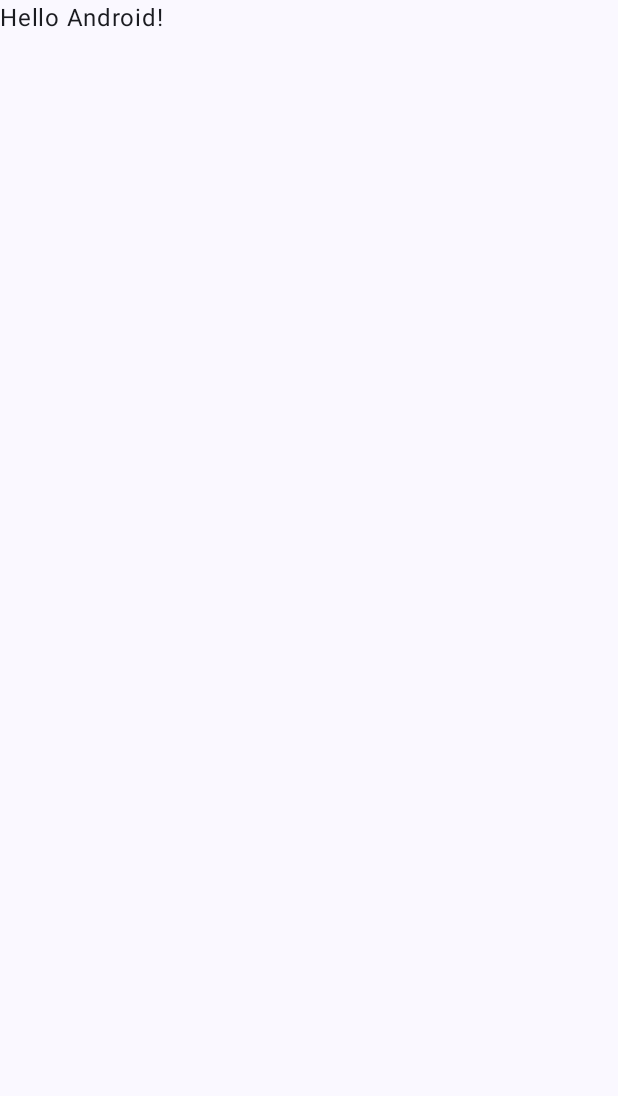
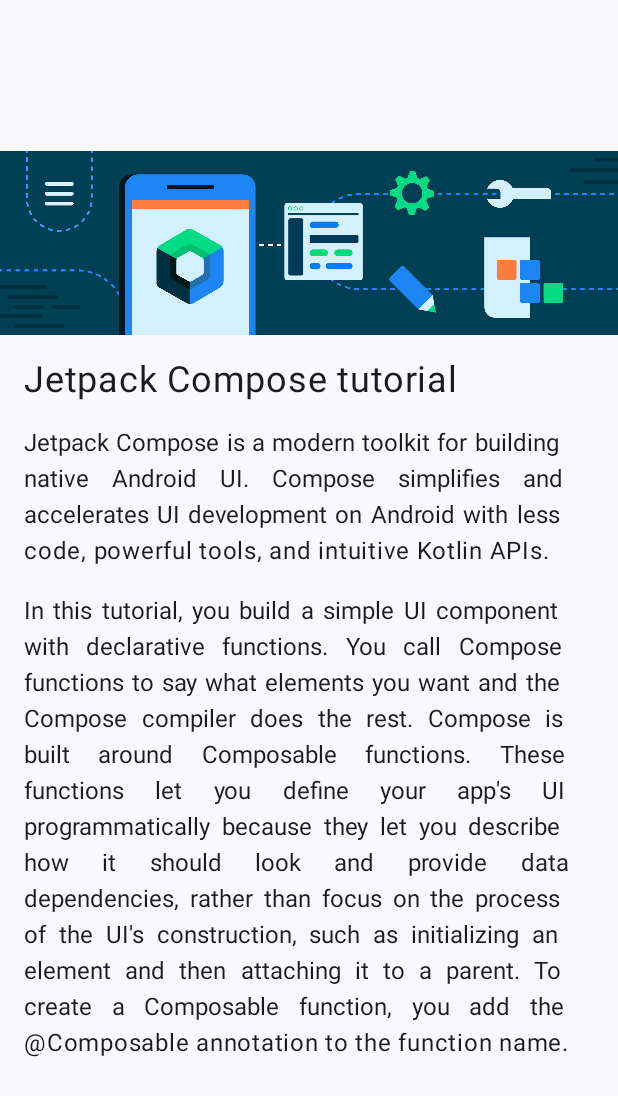
Before and after one commit to JeremyZA-tech/Articulo_de_Compose, an Android app built with Jetpack Compose: the screen it shows after launch (MainActivity), on a phone screen of 412 x 824 dp. Before the commit the part shown is almost empty. Shown: the top 1096 px of the screen. Run offline under Robolectric (Android 15) with nearby library versions, the phone set to English and light mode, and no system bars.

Commit message:
Initial commit

```diff
--- a/app/src/main/java/com/example/articulo_de_compose/MainActivity.kt
+++ b/app/src/main/java/com/example/articulo_de_compose/MainActivity.kt
@@ -3,13 +3,23 @@ package com.example.articulo_de_compose
 import android.os.Bundle
 import androidx.activity.ComponentActivity
 import androidx.activity.compose.setContent
+import androidx.compose.foundation.Image
+import androidx.compose.foundation.layout.Arrangement
+import androidx.compose.foundation.layout.Column
 import androidx.compose.foundation.layout.fillMaxSize
+import androidx.compose.foundation.layout.padding
 import androidx.compose.material3.MaterialTheme
 import androidx.compose.material3.Surface
 import androidx.compose.material3.Text
 import androidx.compose.runtime.Composable
 import androidx.compose.ui.Modifier
+import androidx.compose.ui.layout.ContentScale
+import androidx.compose.ui.res.painterResource
+import androidx.compose.ui.res.stringResource
+import androidx.compose.ui.text.style.TextAlign
 import androidx.compose.ui.tooling.preview.Preview
+import androidx.compose.ui.unit.dp
+import androidx.compose.ui.unit.sp
 import com.example.articulo_de_compose.ui.theme.Articulo_de_ComposeTheme
 
 class MainActivity : ComponentActivity() {
@@ -22,7 +32,7 @@ class MainActivity : ComponentActivity() {
                     modifier = Modifier.fillMaxSize(),
                     color = MaterialTheme.colorScheme.background
                 ) {
-                    Greeting("Android")
+                    Article(stringResource(R.string.title), stringResource(R.string.paragraph_1), stringResource(R.string.paragraph_2))
                 }
             }
         }
@@ -30,17 +40,48 @@ class MainActivity : ComponentActivity() {
 }
 
 @Composable
-fun Greeting(name: String, modifier: Modifier = Modifier) {
-    Text(
-        text = "Hello $name!",
+fun Article(title: String,paragraph1: String,paragraph2: String, modifier: Modifier = Modifier) {
+    val image = painterResource(R.drawable.bg_compose_background)
+    Column(
+        verticalArrangement = Arrangement.Center,
         modifier = modifier
-    )
+    ) {
+        Image(
+            painter = image,
+            contentDescription =null,
+            contentScale = ContentScale.FillWidth,
+        )
+        Text(
+            text = title,
+            fontSize = 24.sp,
+            modifier = Modifier
+                .padding(16.dp)
+        )
+        Text(
+            text = paragraph1,
+            modifier = Modifier
+                .padding(
+                    start = 16.dp,
+                    end = 16.dp
+                ),
+            textAlign = TextAlign.Justify
+
+
+        )
+        Text(
+            text = paragraph2,
+            modifier = Modifier
+                .padding(16.dp),
+            textAlign = TextAlign.Justify
+        )
+    }
+
 }
 
 @Preview(showBackground = true)
 @Composable
 fun GreetingPreview() {
     Articulo_de_ComposeTheme {
-        Greeting("Android")
+        Article(stringResource(R.string.title), stringResource(R.string.paragraph_1), stringResource(R.string.paragraph_2) )
     }
 }
--- a/app/src/main/res/values/strings.xml
+++ b/app/src/main/res/values/strings.xml
@@ -1,3 +1,6 @@
 <resources>
     <string name="app_name">Articulo_de_Compose</string>
+    <string name="title">Jetpack Compose tutorial</string>
+    <string name="paragraph_1">Jetpack Compose is a modern toolkit for building native Android UI. Compose simplifies and accelerates UI development on Android with less code, powerful tools, and intuitive Kotlin APIs.</string>
+    <string name="paragraph_2">In this tutorial, you build a simple UI component with declarative functions. You call Compose functions to say what elements you want and the Compose compiler does the rest. Compose is built around Composable functions. These functions let you define your app\'s UI programmatically because they let you describe how it should look and provide data dependencies, rather than focus on the process of the UI\'s construction, such as initializing an element and then attaching it to a parent. To create a Composable function, you add the @Composable annotation to the function name.</string>
 </resources>
```
Also changed, not shown: app/src/main/res/drawable-nodpi/bg_compose_background.png (added).
